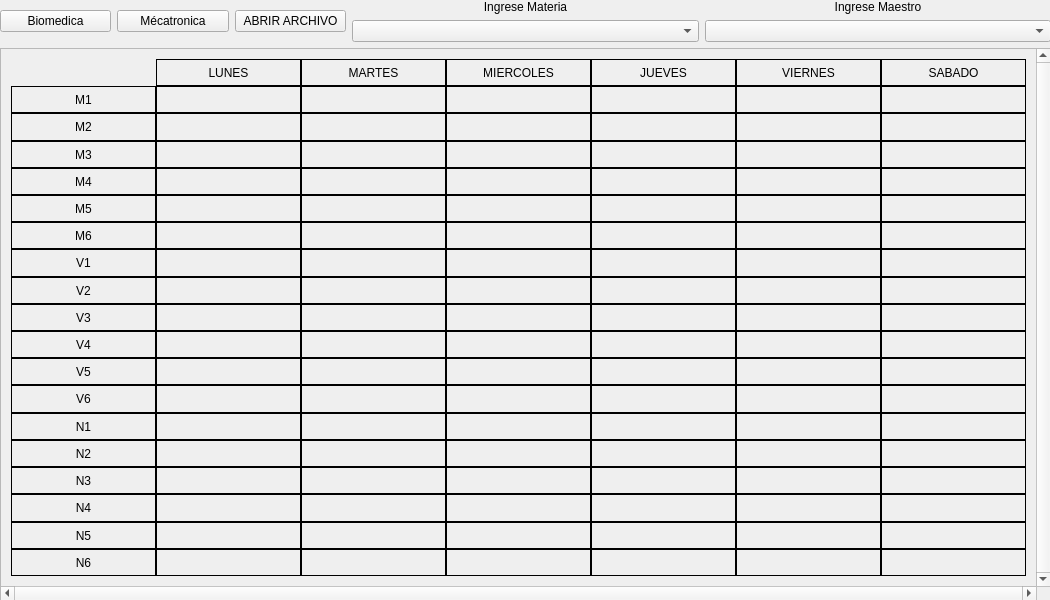
Old version of the form src/ui_files/subjects.ui in the repository CornelioEmbedded/GUI_Horarios.
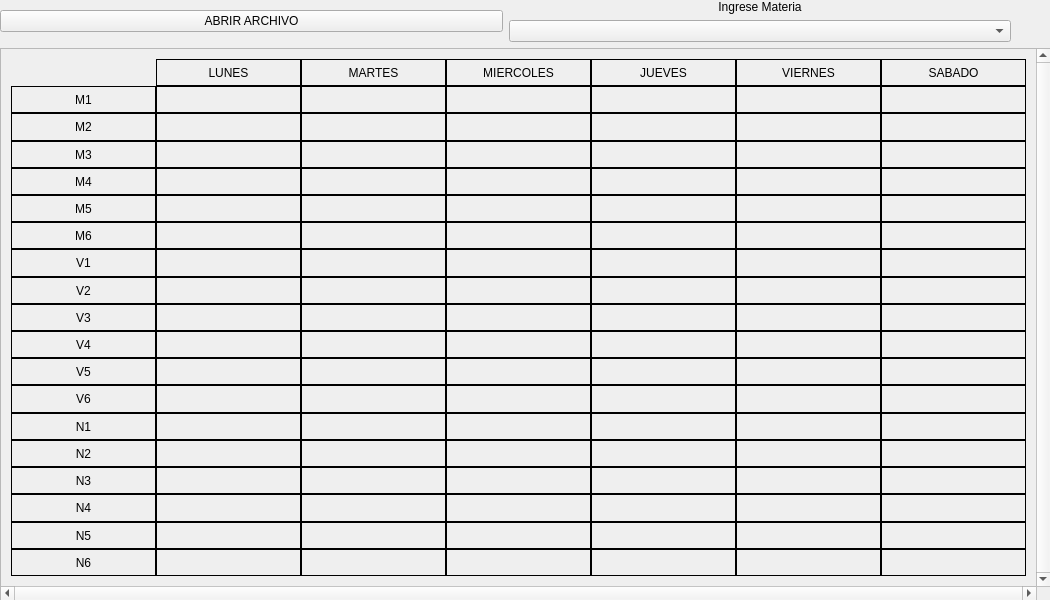
New version of the form.

The edit to the form file:
```diff
--- a/src/ui_files/subjects.ui
+++ b/src/ui_files/subjects.ui
@@ -27,20 +27,6 @@
      <layout class="QHBoxLayout" name="horizontalLayout">
       <item>
        <layout class="QHBoxLayout" name="horizontalLayout_2">
-        <item>
-         <widget class="QPushButton" name="biomedica_button">
-          <property name="text">
-           <string>Biomedica</string>
-          </property>
-         </widget>
-        </item>
-        <item>
-         <widget class="QPushButton" name="mecatronica_button">
-          <property name="text">
-           <string>Mécatronica</string>
-          </property>
-         </widget>
-        </item>
         <item>
          <widget class="QPushButton" name="open_file_button_button">
           <property name="text">
@@ -68,21 +54,20 @@
        </layout>
       </item>
       <item>
-       <layout class="QVBoxLayout" name="verticalLayout">
-        <item>
-         <widget class="QLabel" name="subject_text_3">
-          <property name="text">
-           <string>Ingrese Maestro</string>
-          </property>
-          <property name="alignment">
-           <set>Qt::AlignCenter</set>
-          </property>
-         </widget>
-        </item>
-        <item>
-         <widget class="QComboBox" name="subject_menu_2"/>
-        </item>
-       </layout>
+       <spacer name="horizontalSpacer">
+        <property name="orientation">
+         <enum>Qt::Horizontal</enum>
+        </property>
+        <property name="sizeType">
+         <enum>QSizePolicy::Minimum</enum>
+        </property>
+        <property name="sizeHint" stdset="0">
+         <size>
+          <width>40</width>
+          <height>20</height>
+         </size>
+        </property>
+       </spacer>
       </item>
      </layout>
     </item>
```
